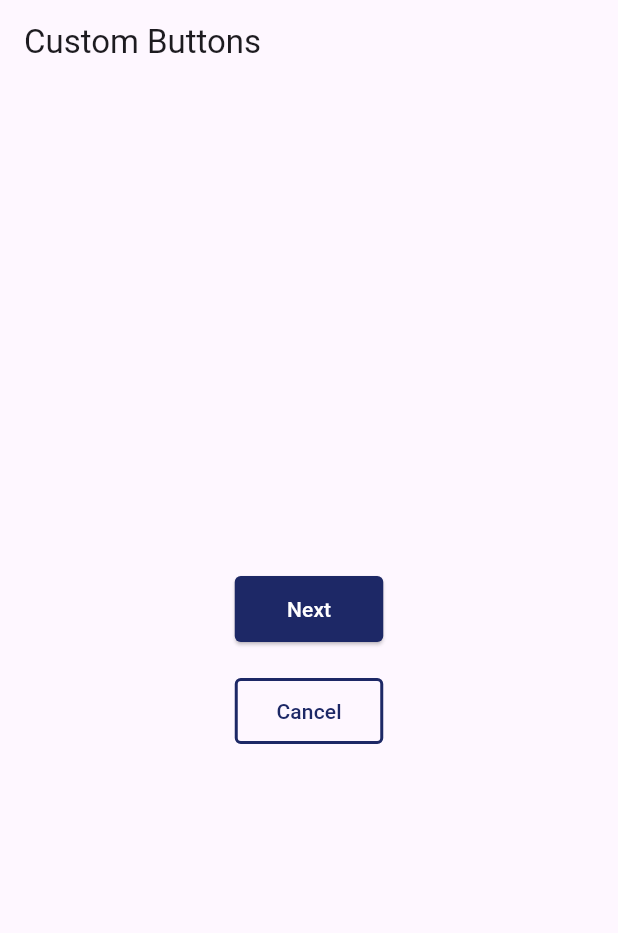
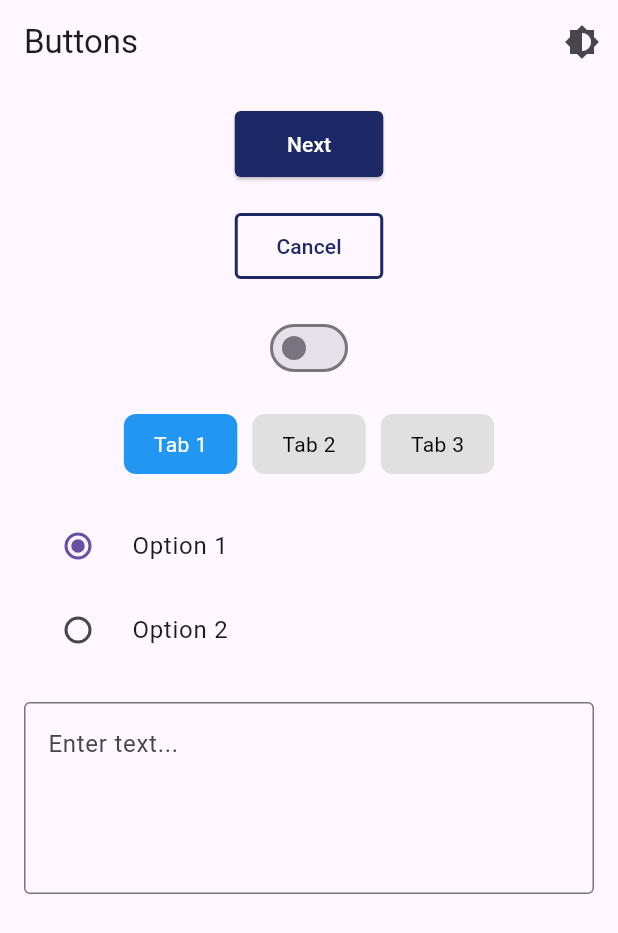
Before and after one commit to dlshet12/tappengine, a Flutter app: the screen it shows after launch, on a phone screen of 412 x 824 dp. Shown: the top 933 px of the screen. Run offline on Flutter 3.47's test engine with Material 3 defaults, Android fonts, the phone set to English and light mode, and no system bars.

Commit message:
components added

```diff
--- a/lib/main.dart
+++ b/lib/main.dart
@@ -1,17 +1,47 @@
 import 'package:flutter/material.dart';
+import 'package:provider/provider.dart';
 import './widgets/custom_button.dart';
+import './widgets/custom_toggle.dart';
+import './widgets/custom_tab.dart';
+import './widgets/custom_radio.dart';
+import './widgets/custom_textarea.dart';
+import './widgets/theme_provider.dart';
 
 void main() {
-  runApp(MyApp());
+  runApp(
+    ChangeNotifierProvider(
+      create: (context) => ThemeProvider(ThemeData.light()),
+      child: MyApp(),
+    ),
+  );
 }
 
-class MyApp extends StatefulWidget {
+class MyApp extends StatelessWidget {
   @override
-  _MyAppState createState() => _MyAppState();
+  Widget build(BuildContext context) {
+    return Consumer<ThemeProvider>(
+      builder: (context, themeProvider, child) {
+        return MaterialApp(
+          debugShowCheckedModeBanner: false,
+          theme: themeProvider.getTheme(),
+          home: HomeScreen(),
+        );
+      },
+    );
+  }
 }
 
-class _MyAppState extends State<MyApp> {
+class HomeScreen extends StatefulWidget {
+  @override
+  _HomeScreenState createState() => _HomeScreenState();
+}
+
+class _HomeScreenState extends State<HomeScreen> {
   bool isLoading = false;
+  bool isToggled = false;
+  int selectedTab = 0;
+  String selectedRadio = 'Option 1';
+  TextEditingController textController = TextEditingController();
 
   void handleClick() {
     setState(() {
@@ -27,29 +57,88 @@ class _MyAppState extends State<MyApp> {
 
   @override
   Widget build(BuildContext context) {
-    return MaterialApp(
-      debugShowCheckedModeBanner: false,
-      home: Scaffold(
-        appBar: AppBar(title: Text('Custom Buttons')),
-        body: Column(
-          mainAxisAlignment: MainAxisAlignment.center,
+    var themeProvider = Provider.of<ThemeProvider>(context, listen: false);
+
+    return Scaffold(
+      appBar: AppBar(
+        title: Text('Buttons'),
+        actions: [
+          IconButton(
+            icon: Icon(Icons.brightness_6),
+            onPressed: () {
+              themeProvider.toggleTheme();
+            },
+          ),
+        ],
+      ),
+      body: SingleChildScrollView(
+        padding: EdgeInsets.all(16),
+        child: Column(
           children: [
-            Center(
-              child: CustomButton(
+            // Custom Button
+            CustomButton(
               label: "Next",
               onPressed: handleClick,
               isLoading: isLoading,
               variant: ButtonVariant.filled,
             ),
-            ),
             SizedBox(height: 20),
-            Center(
-              child: CustomButton(
+
+            CustomButton(
               label: "Cancel",
               onPressed: () {},
               variant: ButtonVariant.outlined,
             ),
+            SizedBox(height: 20),
+
+            // Toggle Button
+            CustomToggle(
+              value: isToggled,
+              onChanged: (value) {
+                setState(() {
+                  isToggled = value;
+                });
+              },
             ),
+            SizedBox(height: 20),
+
+            // Tab Switch Buttons
+            CustomTabs(
+              tabs: ["Tab 1", "Tab 2", "Tab 3"],
+              selectedIndex: selectedTab,
+              onTabSelected: (index) {
+                setState(() {
+                  selectedTab = index;
+                });
+              },
+            ),
+            SizedBox(height: 20),
+
+            // Radio Buttons
+            CustomRadio(
+              label: "Option 1",
+              value: "Option 1",
+              groupValue: selectedRadio,
+              onChanged: (value) {
+                setState(() {
+                  selectedRadio = value!;
+                });
+              },
+            ),
+            CustomRadio(
+              label: "Option 2",
+              value: "Option 2",
+              groupValue: selectedRadio,
+              onChanged: (value) {
+                setState(() {
+                  selectedRadio = value!;
+                });
+              },
+            ),
+            SizedBox(height: 20),
+
+            // Textarea
+            CustomTextarea(controller: textController),
           ],
         ),
       ),
--- /dev/null
+++ b/lib/widgets/custom_radio.dart
@@ -0,0 +1,26 @@
+import 'package:flutter/material.dart';
+
+class CustomRadio extends StatelessWidget {
+  final String label;
+  final String value;
+  final String groupValue;
+  final ValueChanged<String?> onChanged;
+
+  const CustomRadio({
+    Key? key,
+    required this.label,
+    required this.value,
+    required this.groupValue,
+    required this.onChanged,
+  }) : super(key: key);
+
+  @override
+  Widget build(BuildContext context) {
+    return RadioListTile<String>(
+      title: Text(label),
+      value: value,
+      groupValue: groupValue,
+      onChanged: onChanged,
+    );
+  }
+}
--- /dev/null
+++ b/lib/widgets/custom_tab.dart
@@ -0,0 +1,41 @@
+import 'package:flutter/material.dart';
+
+class CustomTabs extends StatelessWidget {
+  final List<String> tabs;
+  final int selectedIndex;
+  final ValueChanged<int> onTabSelected;
+
+  const CustomTabs({
+    Key? key,
+    required this.tabs,
+    required this.selectedIndex,
+    required this.onTabSelected,
+  }) : super(key: key);
+
+  @override
+  Widget build(BuildContext context) {
+    return Row(
+      mainAxisAlignment: MainAxisAlignment.center,
+      children: List.generate(
+        tabs.length,
+        (index) => GestureDetector(
+          onTap: () => onTabSelected(index),
+          child: Container(
+            padding: EdgeInsets.symmetric(vertical: 10, horizontal: 20),
+            decoration: BoxDecoration(
+              color: selectedIndex == index ? Colors.blue : Colors.grey[300],
+              borderRadius: BorderRadius.circular(8),
+            ),
+            margin: EdgeInsets.symmetric(horizontal: 5),
+            child: Text(
+              tabs[index],
+              style: TextStyle(
+                color: selectedIndex == index ? Colors.white : Colors.black,
+              ),
+            ),
+          ),
+        ),
+      ),
+    );
+  }
+}
--- /dev/null
+++ b/lib/widgets/custom_textarea.dart
@@ -0,0 +1,24 @@
+import 'package:flutter/material.dart';
+
+class CustomTextarea extends StatelessWidget {
+  final TextEditingController controller;
+  final String hintText;
+
+  const CustomTextarea({
+    Key? key,
+    required this.controller,
+    this.hintText = "Enter text...",
+  }) : super(key: key);
+
+  @override
+  Widget build(BuildContext context) {
+    return TextField(
+      controller: controller,
+      maxLines: 4,
+      decoration: InputDecoration(
+        border: OutlineInputBorder(),
+        hintText: hintText,
+      ),
+    );
+  }
+}
--- /dev/null
+++ b/lib/widgets/custom_toggle.dart
@@ -0,0 +1,21 @@
+import 'package:flutter/material.dart';
+
+class CustomToggle extends StatelessWidget {
+  final bool value;
+  final ValueChanged<bool> onChanged;
+
+  const CustomToggle({
+    Key? key,
+    required this.value,
+    required this.onChanged,
+  }) : super(key: key);
+
+  @override
+  Widget build(BuildContext context) {
+    return Switch(
+      value: value,
+      onChanged: onChanged,
+      activeColor: Colors.blue,
+    );
+  }
+}
--- /dev/null
+++ b/lib/widgets/theme_provider.dart
@@ -0,0 +1,16 @@
+import 'package:flutter/material.dart';
+
+class ThemeProvider with ChangeNotifier {
+  ThemeData _themeData;
+
+  ThemeProvider(this._themeData);
+
+  getTheme() => _themeData;
+
+  void toggleTheme() {
+    _themeData = _themeData.brightness == Brightness.dark
+        ? ThemeData.light()
+        : ThemeData.dark();
+    notifyListeners();
+  }
+}
--- a/pubspec.yaml
+++ b/pubspec.yaml
@@ -34,6 +34,7 @@ dependencies:
   # The following adds the Cupertino Icons font to your application.
   # Use with the CupertinoIcons class for iOS style icons.
   cupertino_icons: ^1.0.8
+  provider: ^6.1.2
 
 dev_dependencies:
   flutter_test:
```
Also changed, not shown: pubspec.lock. Lines whose indentation alone changed are shown as unchanged.
